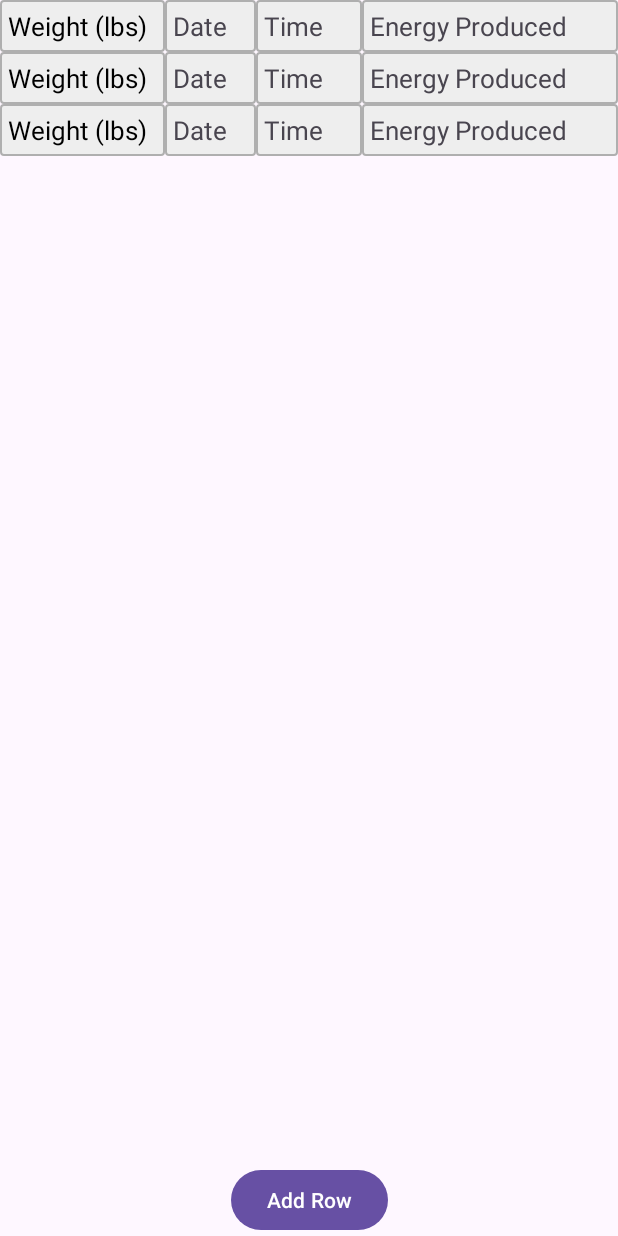
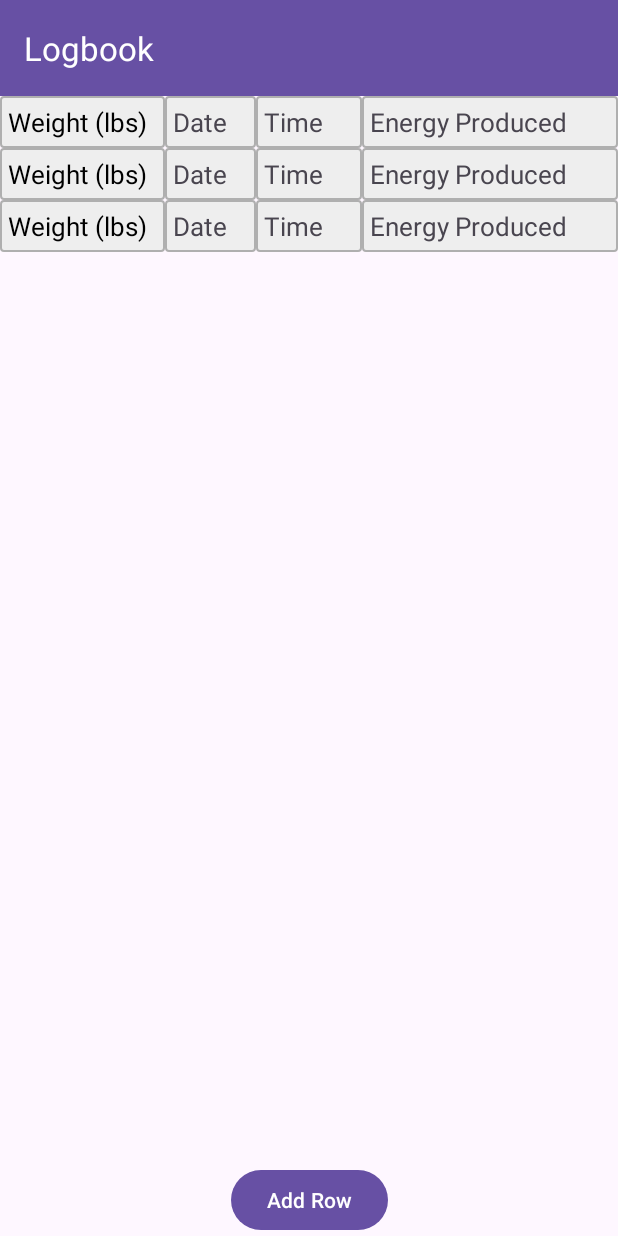
Before and after one commit to gamewiz10/PunchPowerCalculator, an Android app: the layout activity_logbook.xml on its own in the app's theme, with its tools: preview values and no code run, on a phone screen of 412 x 824 dp. Run offline under Robolectric (Android 15) with nearby library versions, the phone set to English and light mode, and no system bars.

```diff
--- a/app/build.gradle.kts
+++ b/app/build.gradle.kts
@@ -31,6 +31,7 @@ android {
 dependencies {
 
     implementation("androidx.appcompat:appcompat:1.6.1")
+    implementation("com.google.code.gson:gson:2.8.9")
     implementation("com.google.android.material:material:1.9.0")
     implementation("androidx.constraintlayout:constraintlayout:2.1.4")
     implementation("androidx.camera:camera-camera2:1.2.3")
--- a/app/src/main/res/layout/activity_logbook.xml
+++ b/app/src/main/res/layout/activity_logbook.xml
@@ -6,15 +6,29 @@
     android:layout_height="match_parent"
     android:src="@drawable/bruce_lee">
 
+    <androidx.appcompat.widget.Toolbar
+        android:id="@+id/toolbar1"
+        android:layout_width="match_parent"
+        android:layout_height="?attr/actionBarSize"
+        android:background="?attr/colorPrimary"
+        android:elevation="4dp"
+        android:theme="@style/ThemeOverlay.AppCompat.Dark.ActionBar"
+        app:layout_constraintEnd_toEndOf="parent"
+        app:layout_constraintStart_toStartOf="parent"
+        app:layout_constraintTop_toTopOf="parent"
+        app:popupTheme="@style/ThemeOverlay.AppCompat.Light"
+        app:title="Logbook" />
+
     <ScrollView
         android:id="@+id/scrollView"
         android:layout_width="match_parent"
         android:layout_height="0dp"
         android:layout_marginBottom="100dp"
-        app:layout_constraintTop_toTopOf="parent"
+        app:layout_constraintBottom_toTopOf="@+id/addRowButton"
+        app:layout_constraintEnd_toEndOf="parent"
+        app:layout_constraintHorizontal_bias="1.0"
         app:layout_constraintStart_toStartOf="parent"
-        app:layout_constraintEnd_toEndOf="parent"
-        app:layout_constraintBottom_toTopOf="@+id/addRowButton">
+        app:layout_constraintTop_toBottomOf="@+id/toolbar1">
 
         <androidx.recyclerview.widget.RecyclerView
             android:id="@+id/recyclerViewDeliveryProductList"
```
Also changed, not shown: app/src/main/java/com/example/punchpowercalculator/Logbook.java (+66 -1 lines).
